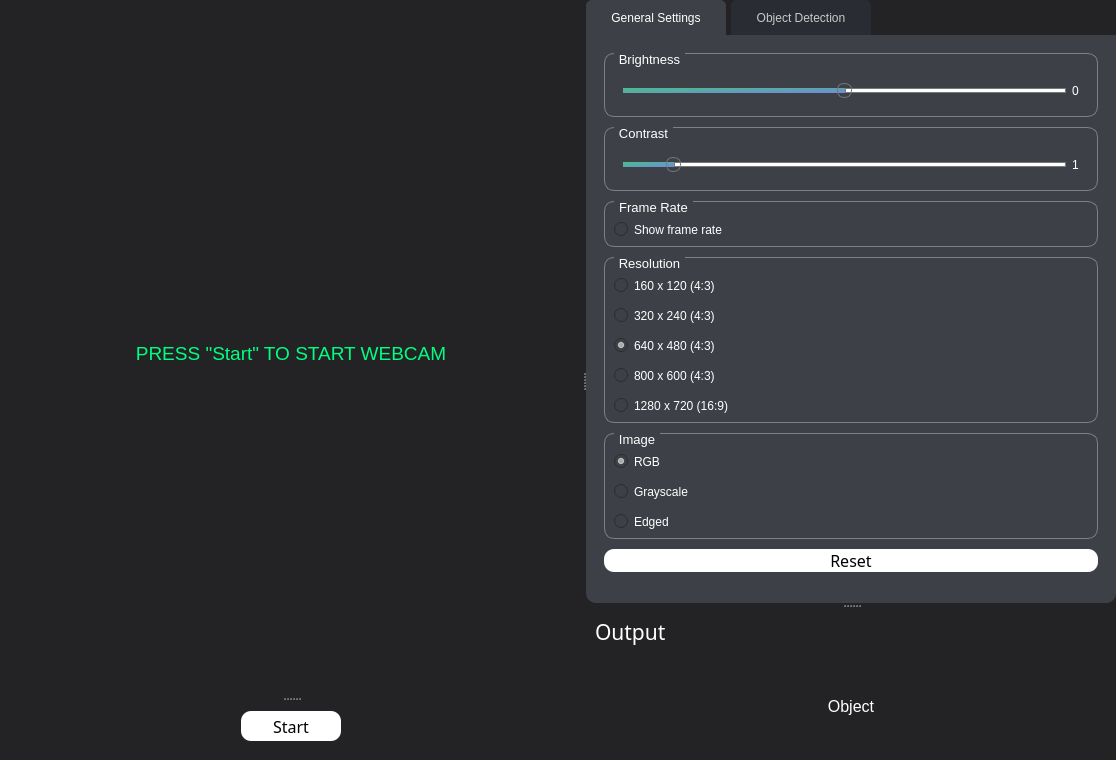
Qt form GUI/ui_mainPage.ui (Tobias-Mauritzon/DAT067) before a commit.
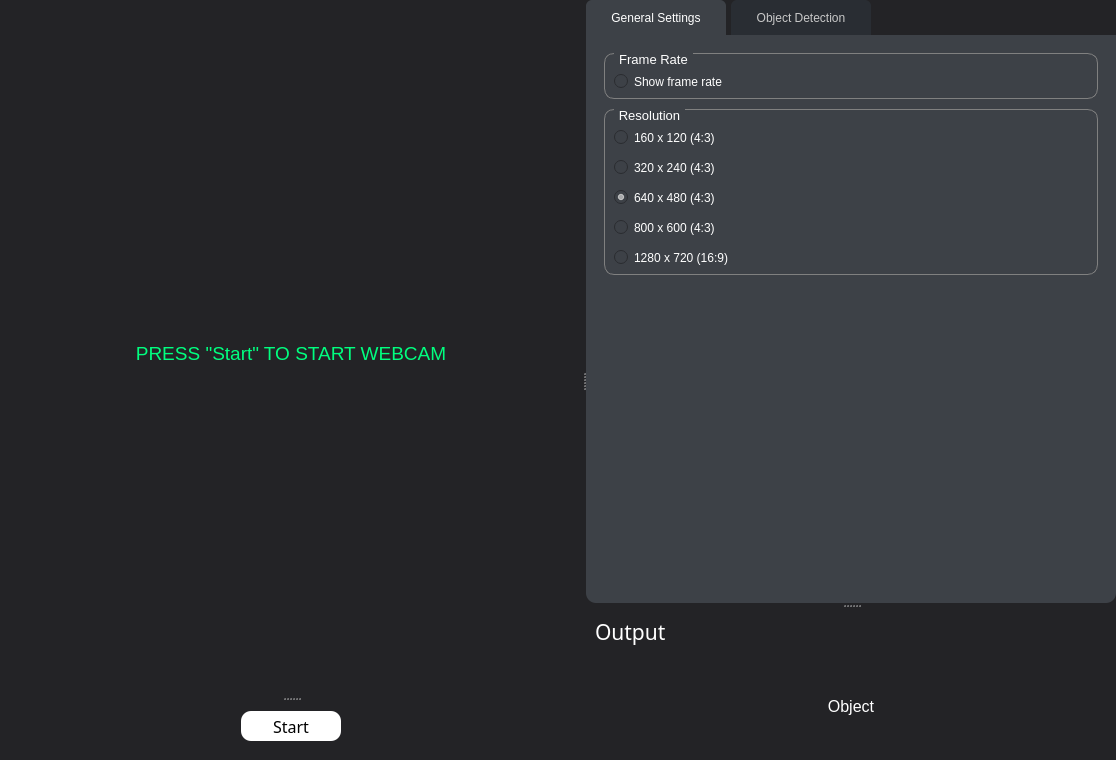
The same form after that commit. The open tabs and pages were chosen to show the change.

Commit message: removed brightness,contrast,grayscale,edged,rgb settings

What changed in the file:
```diff
--- a/GUI/ui_mainPage.ui
+++ b/GUI/ui_mainPage.ui
@@ -559,8 +559,8 @@
                       <rect>
                        <x>0</x>
                        <y>0</y>
-                       <width>143</width>
-                       <height>569</height>
+                       <width>538</width>
+                       <height>548</height>
                       </rect>
                      </property>
                      <property name="sizePolicy">
@@ -612,257 +612,6 @@
                          <property name="bottomMargin">
                           <number>0</number>
                          </property>
-                         <item>
-                          <widget class="QGroupBox" name="groupBox_3">
-                           <property name="sizePolicy">
-                            <sizepolicy hsizetype="Preferred" vsizetype="Preferred">
-                             <horstretch>0</horstretch>
-                             <verstretch>0</verstretch>
-                            </sizepolicy>
-                           </property>
-                           <property name="minimumSize">
-                            <size>
-                             <width>0</width>
-                             <height>0</height>
-                            </size>
-                           </property>
-                           <property name="maximumSize">
-                            <size>
-                             <width>16777215</width>
-                             <height>16777215</height>
-                            </size>
-                           </property>
-                           <property name="font">
-                            <font>
-                             <pointsize>10</pointsize>
-                            </font>
-                           </property>
-                           <property name="autoFillBackground">
-                            <bool>false</bool>
-                           </property>
-                           <property name="styleSheet">
-                            <string notr="true"/>
-                           </property>
-                           <property name="title">
-                            <string>Brightness</string>
-                           </property>
-                           <property name="alignment">
-                            <set>Qt::AlignLeading|Qt::AlignLeft|Qt::AlignTop</set>
-                           </property>
-                           <property name="flat">
-                            <bool>false</bool>
-                           </property>
-                           <property name="checkable">
-                            <bool>false</bool>
-                           </property>
-                           <layout class="QVBoxLayout" name="verticalLayout_7">
-                            <property name="spacing">
-                             <number>15</number>
-                            </property>
-                            <property name="sizeConstraint">
-                             <enum>QLayout::SetDefaultConstraint</enum>
-                            </property>
-                            <property name="leftMargin">
-                             <number>9</number>
-                            </property>
-                            <property name="topMargin">
-                             <number>20</number>
-                            </property>
-                            <item>
-                             <widget class="QFrame" name="frame_3">
-                              <property name="layoutDirection">
-                               <enum>Qt::RightToLeft</enum>
-                              </property>
-                              <property name="frameShape">
-                               <enum>QFrame::StyledPanel</enum>
-                              </property>
-                              <property name="frameShadow">
-                               <enum>QFrame::Raised</enum>
-                              </property>
-                              <layout class="QFormLayout" name="formLayout_2">
-                               <item row="1" column="0">
-                                <widget class="QLabel" name="Label_brightnessValue">
-                                 <property name="styleSheet">
-                                  <string notr="true">color: white;</string>
-                                 </property>
-                                 <property name="text">
-                                  <string>0</string>
-                                 </property>
-                                </widget>
-                               </item>
-                               <item row="1" column="1">
-                                <widget class="QSlider" name="Slider_brightness">
-                                 <property name="layoutDirection">
-                                  <enum>Qt::LeftToRight</enum>
-                                 </property>
-                                 <property name="styleSheet">
-                                  <string notr="true"/>
-                                 </property>
-                                 <property name="minimum">
-                                  <number>-255</number>
-                                 </property>
-                                 <property name="maximum">
-                                  <number>255</number>
-                                 </property>
-                                 <property name="pageStep">
-                                  <number>1</number>
-                                 </property>
-                                 <property name="value">
-                                  <number>0</number>
-                                 </property>
-                                 <property name="sliderPosition">
-                                  <number>0</number>
-                                 </property>
-                                 <property name="orientation">
-                                  <enum>Qt::Horizontal</enum>
-                                 </property>
-                                 <property name="invertedAppearance">
-                                  <bool>false</bool>
-                                 </property>
-                                 <property name="invertedControls">
-                                  <bool>false</bool>
-                                 </property>
-                                 <property name="tickPosition">
-                                  <enum>QSlider::NoTicks</enum>
-                                 </property>
-                                 <property name="tickInterval">
-                                  <number>1</number>
-                                 </property>
-                                </widget>
-                               </item>
-                              </layout>
-                             </widget>
-                            </item>
-                           </layout>
-                          </widget>
-                         </item>
-                         <item>
-                          <widget class="QGroupBox" name="groupBox_4">
-                           <property name="sizePolicy">
-                            <sizepolicy hsizetype="Preferred" vsizetype="Preferred">
-                             <horstretch>0</horstretch>
-                             <verstretch>0</verstretch>
-                            </sizepolicy>
-                           </property>
-                           <property name="minimumSize">
-                            <size>
-                             <width>0</width>
-                             <height>0</height>
-                            </size>
-                           </property>
-                           <property name="maximumSize">
-                            <size>
-                             <width>16777215</width>
-                             <height>16777215</height>
-                            </size>
-                           </property>
-                           <property name="font">
-                            <font>
-                             <pointsize>10</pointsize>
-                            </font>
-                           </property>
-                           <property name="autoFillBackground">
-                            <bool>false</bool>
-                           </property>
-                           <property name="styleSheet">
-                            <string notr="true"/>
-                           </property>
-                           <property name="title">
-                            <string>Contrast</string>
-                           </property>
-                           <property name="alignment">
-                            <set>Qt::AlignLeading|Qt::AlignLeft|Qt::AlignTop</set>
-                           </property>
-                           <property name="flat">
-                            <bool>false</bool>
-                           </property>
-                           <property name="checkable">
-                            <bool>false</bool>
-                           </property>
-                           <layout class="QVBoxLayout" name="verticalLayout_8">
-                            <property name="spacing">
-                             <number>15</number>
-                            </property>
-                            <property name="sizeConstraint">
-                             <enum>QLayout::SetDefaultConstraint</enum>
-                            </property>
-                            <property name="leftMargin">
-                             <number>9</number>
-                            </property>
-                            <property name="topMargin">
-                             <number>20</number>
-                            </property>
-                            <item>
-                             <widget class="QFrame" name="frame_4">
-                              <property name="layoutDirection">
-                               <enum>Qt::RightToLeft</enum>
-                              </property>
-                              <property name="frameShape">
-                               <enum>QFrame::StyledPanel</enum>
-                              </property>
-                              <property name="frameShadow">
-                               <enum>QFrame::Raised</enum>
-                              </property>
-                              <layout class="QFormLayout" name="formLayout_3">
-                               <item row="1" column="0">
-                                <widget class="QLabel" name="Label_contrastValue">
-                                 <property name="styleSheet">
-                                  <string notr="true">color: white;</string>
-                                 </property>
-                                 <property name="text">
-                                  <string>1</string>
-                                 </property>
-                                </widget>
-                               </item>
-                               <item row="1" column="1">
-                                <widget class="QSlider" name="Slider_contrast">
-                                 <property name="layoutDirection">
-                                  <enum>Qt::LeftToRight</enum>
-                                 </property>
-                                 <property name="styleSheet">
-                                  <string notr="true"/>
-                                 </property>
-                                 <property name="minimum">
-                                  <number>0</number>
-                                 </property>
-                                 <property name="maximum">
-                                  <number>100</number>
-                                 </property>
-                                 <property name="pageStep">
-                                  <number>1</number>
-                                 </property>
-                                 <property name="value">
-                                  <number>10</number>
-                                 </property>
-                                 <property name="sliderPosition">
-                                  <number>10</number>
-                                 </property>
-                                 <property name="tracking">
-                                  <bool>true</bool>
-                                 </property>
-                                 <property name="orientation">
-                                  <enum>Qt::Horizontal</enum>
-                                 </property>
-                                 <property name="invertedAppearance">
-                                  <bool>false</bool>
-                                 </property>
-                                 <property name="invertedControls">
-                                  <bool>false</bool>
-                                 </property>
-                                 <property name="tickPosition">
-                                  <enum>QSlider::NoTicks</enum>
-                                 </property>
-                                 <property name="tickInterval">
-                                  <number>1</number>
-                                 </property>
-                                </widget>
-                               </item>
-                              </layout>
-                             </widget>
-                            </item>
-                           </layout>
-                          </widget>
-                         </item>
                          <item>
                           <widget class="QGroupBox" name="groupBox_5">
                            <property name="font">
@@ -969,136 +718,6 @@
                            </layout>
                           </widget>
                          </item>
-                         <item>
-                          <widget class="QGroupBox" name="groupBox_2">
-                           <property name="sizePolicy">
-                            <sizepolicy hsizetype="Preferred" vsizetype="Preferred">
-                             <horstretch>0</horstretch>
-                             <verstretch>0</verstretch>
-                            </sizepolicy>
-                           </property>
-                           <property name="minimumSize">
-                            <size>
-                             <width>0</width>
-                             <height>0</height>
-                            </size>
-                           </property>
-                           <property name="maximumSize">
-                            <size>
-                             <width>16777215</width>
-                             <height>16777215</height>
-                            </size>
-                           </property>
-                           <property name="font">
-                            <font>
-                             <pointsize>10</pointsize>
-                            </font>
-                           </property>
-                           <property name="autoFillBackground">
-                            <bool>false</bool>
-                           </property>
-                           <property name="styleSheet">
-                            <string notr="true"/>
-                           </property>
-                           <property name="title">
-                            <string>Image</string>
-                           </property>
-                           <property name="alignment">
-                            <set>Qt::AlignLeading|Qt::AlignLeft|Qt::AlignTop</set>
-                           </property>
-                           <property name="flat">
-                            <bool>false</bool>
-                           </property>
-                           <property name="checkable">
-                            <bool>false</bool>
-                           </property>
-                           <layout class="QVBoxLayout" name="verticalLayout_6">
-                            <property name="spacing">
-                             <number>15</number>
-                            </property>
-                            <property name="sizeConstraint">
-                             <enum>QLayout::SetDefaultConstraint</enum>
-                            </property>
-                            <property name="leftMargin">
-                             <number>9</number>
-                            </property>
-                            <property name="topMargin">
-                             <number>20</number>
-                            </property>
-                            <item>
-                             <widget class="QRadioButton" name="radioButton_RGB">
-                              <property name="sizePolicy">
-                               <sizepolicy hsizetype="Preferred" vsizetype="Preferred">
-                                <horstretch>0</horstretch>
-                                <verstretch>0</verstretch>
-                               </sizepolicy>
-                              </property>
-                              <property name="styleSheet">
-                               <string notr="true"/>
-                              </property>
-                              <property name="text">
-                               <string>RGB</string>
-                              </property>
-                              <property name="checked">
-                               <bool>true</bool>
-                              </property>
-                             </widget>
-                            </item>
-                            <item>
-                             <widget class="QRadioButton" name="radioButton_Grayscale">
-                              <property name="sizePolicy">
-                               <sizepolicy hsizetype="Preferred" vsizetype="Fixed">
-                                <horstretch>0</horstretch>
-                                <verstretch>0</verstretch>
-                               </sizepolicy>
-                              </property>
-                              <property name="styleSheet">
-                               <string notr="true"/>
-                              </property>
-                              <property name="text">
-                               <string>Grayscale</string>
-                              </property>
-                             </widget>
-                            </item>
-                            <item>
-                             <widget class="QRadioButton" name="radioButton_Edged">
-                              <property name="styleSheet">
-                               <string notr="true"/>
-                              </property>
-                              <property name="text">
-                               <string>Edged</string>
-                              </property>
-                             </widget>
-                            </item>
-                           </layout>
-                          </widget>
-                         </item>
-                         <item>
-                          <widget class="QPushButton" name="Button_reset">
-                           <property name="font">
-                            <font>
-                             <family>Rockwell</family>
-                             <pointsize>12</pointsize>
-                            </font>
-                           </property>
-                           <property name="styleSheet">
-                            <string notr="true">/*Buttons*/
-
-QPushButton{
-	background-color: white;
-	color: black;
-	border-radius: 10;
-}
-
-QPushButton:pressed {	
-	background-color: #bcbcbc;
-}</string>
-                           </property>
-                           <property name="text">
-                            <string>Reset</string>
-                           </property>
-                          </widget>
-                         </item>
                         </layout>
                        </widget>
                       </item>
```
Left out of the diff: 2 changed lines with no effect on the pictures. The commit also changes 4 other files.
